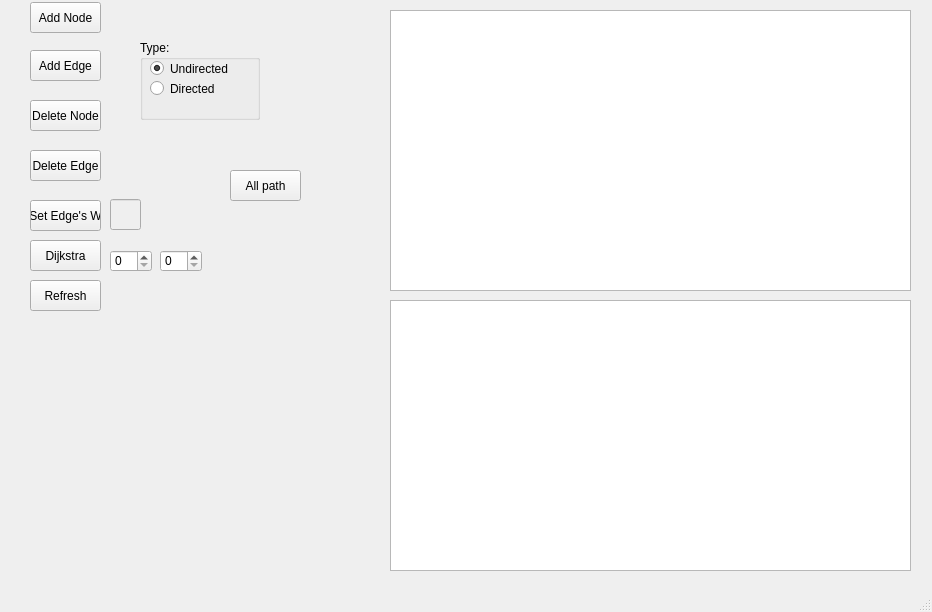
First picture: the form in main.ui, repository darkhunterLearning/Statistical-Learning-Project, before the edit.
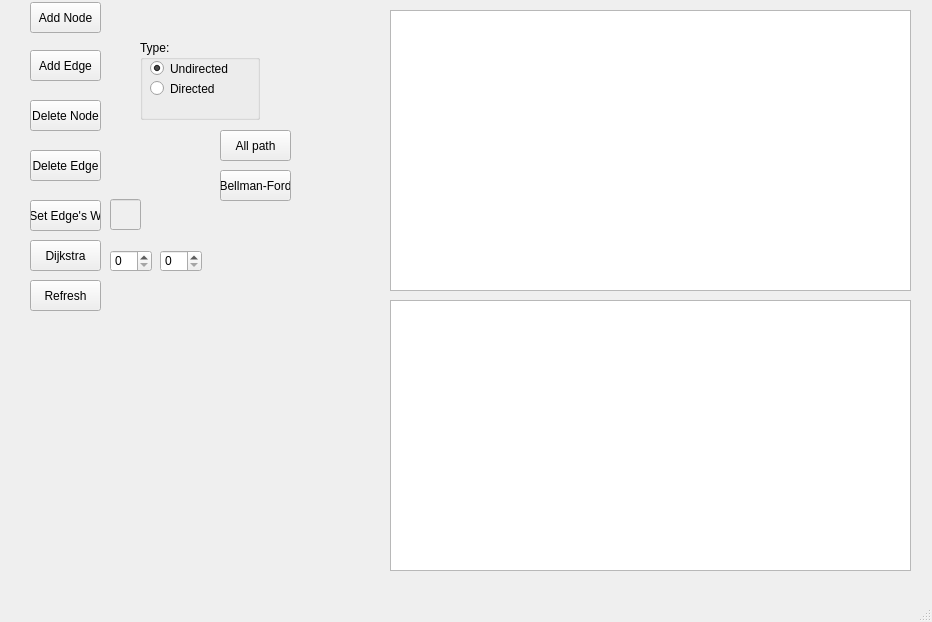
Second picture: the form after the edit.

Commit message: bellman-ford for directed graph

Patch:
```diff
--- a/main.ui
+++ b/main.ui
@@ -7,7 +7,7 @@
     <x>0</x>
     <y>0</y>
     <width>932</width>
-    <height>612</height>
+    <height>622</height>
    </rect>
   </property>
   <property name="windowTitle">
@@ -193,7 +193,7 @@
      <rect>
       <x>10</x>
       <y>320</y>
-      <width>221</width>
+      <width>321</width>
       <height>101</height>
      </rect>
     </property>
@@ -206,7 +206,7 @@
      <rect>
       <x>10</x>
       <y>420</y>
-      <width>221</width>
+      <width>321</width>
       <height>61</height>
      </rect>
     </property>
@@ -223,8 +223,8 @@
     <property name="geometry">
      <rect>
       <x>10</x>
-      <y>480</y>
-      <width>221</width>
+      <y>490</y>
+      <width>321</width>
       <height>91</height>
      </rect>
     </property>
@@ -271,8 +271,8 @@
    <widget class="QPushButton" name="btn_8">
     <property name="geometry">
      <rect>
-      <x>230</x>
-      <y>170</y>
+      <x>220</x>
+      <y>130</y>
       <width>71</width>
       <height>31</height>
      </rect>
@@ -281,6 +281,19 @@
      <string>All path</string>
     </property>
    </widget>
+   <widget class="QPushButton" name="btn_9">
+    <property name="geometry">
+     <rect>
+      <x>220</x>
+      <y>170</y>
+      <width>71</width>
+      <height>31</height>
+     </rect>
+    </property>
+    <property name="text">
+     <string>Bellman-Ford</string>
+    </property>
+   </widget>
   </widget>
   <widget class="QMenuBar" name="menubar">
    <property name="geometry">
```
The commit also changes 2 other files.
